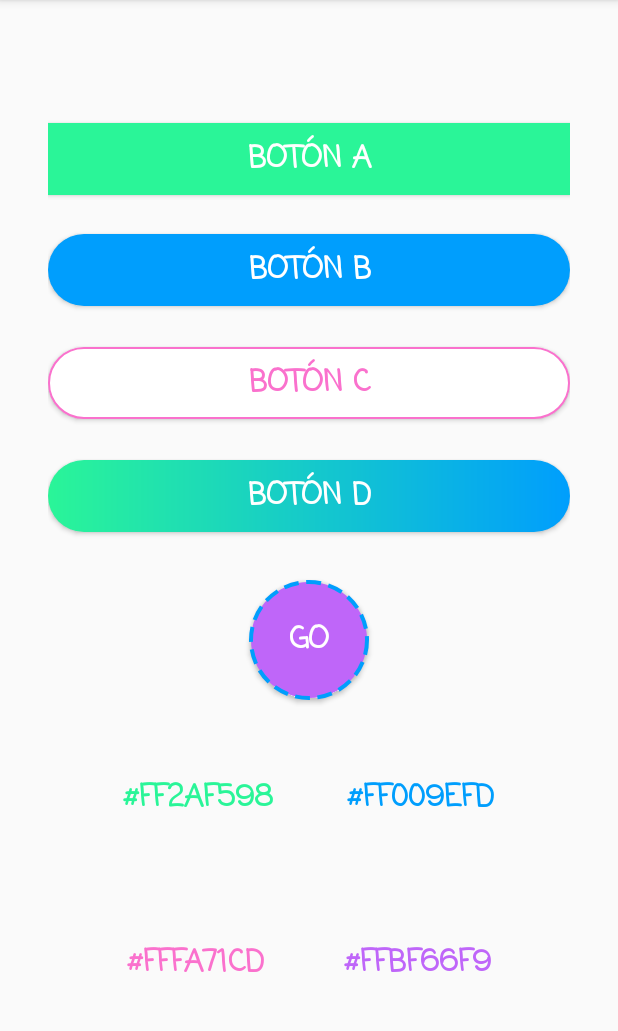
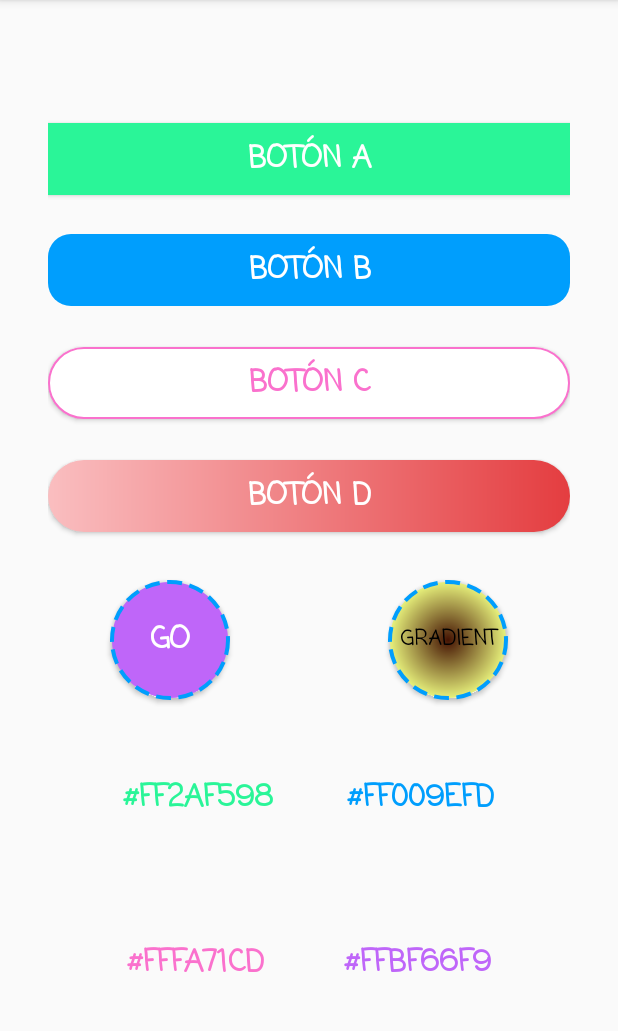
Before and after one commit to Druscky/BotoneraColores, an Android app: the screen it shows after launch (MainActivity), on a phone screen of 412 x 824 dp, the part 84-1115 px from its top. Run offline under Robolectric (Android 15) with nearby library versions, the phone set to English and light mode, and no system bars.

Commit message:
Otro botón con gradient

```diff
--- a/app/src/main/res/drawable/cuartoboton.xml
+++ b/app/src/main/res/drawable/cuartoboton.xml
@@ -5,8 +5,8 @@
     <solid android:color="@color/blue"/>
     <corners android:radius="100dp"/>
 
-    <gradient android:startColor="#2AF598"
-        android:endColor="#009EFD"
+    <gradient android:startColor="#FABEC0"
+        android:endColor="#E43D40"
         android:type="linear"/>
 
 </shape>
--- a/app/src/main/res/drawable/segundoboton.xml
+++ b/app/src/main/res/drawable/segundoboton.xml
@@ -3,6 +3,6 @@
     android:shape="rectangle">
 
     <solid android:color="@color/blue"/>
-    <corners android:radius="30dp"/>
+    <corners android:radius="15dp"/>
 
 </shape>
--- /dev/null
+++ b/app/src/main/res/drawable/sextoboton.xml
@@ -0,0 +1,19 @@
+<?xml version="1.0" encoding="utf-8"?>
+<shape xmlns:android="http://schemas.android.com/apk/res/android"
+    android:shape="oval">
+
+
+    <stroke android:color="@color/blue"
+        android:width="2.5dp"
+        android:dashGap="5dp"
+        android:dashWidth="10dp"/>
+
+    <gradient android:startColor="#451303"
+        android:centerColor="#ECF87F"
+        android:endColor="#81B622"
+        android:type="radial"
+        android:gradientRadius="120"
+        android:angle="45"/>
+<!--        radial, sweep y linear-->
+
+</shape>
--- a/app/src/main/res/layout/activity_main.xml
+++ b/app/src/main/res/layout/activity_main.xml
@@ -82,7 +82,8 @@
         android:textColor="@color/white"
         android:textSize="20sp"
         android:textStyle="bold"
-        app:layout_constraintEnd_toEndOf="parent"
+        app:layout_constraintEnd_toStartOf="@+id/btnGradient"
+        app:layout_constraintHorizontal_bias="0.5"
         app:layout_constraintStart_toStartOf="parent"
         app:layout_constraintTop_toBottomOf="@+id/btnD" />
 
@@ -146,4 +147,20 @@
         app:layout_constraintHorizontal_bias="0.5"
         app:layout_constraintStart_toEndOf="@+id/textView3"
         app:layout_constraintTop_toBottomOf="@+id/textView2" />
+
+    <Button
+        android:id="@+id/btnGradient"
+        android:layout_width="80dp"
+        android:layout_height="80dp"
+        android:layout_marginStart="64dp"
+        android:layout_marginTop="32dp"
+        android:background="@drawable/sextoboton"
+        android:fontFamily="casual"
+        android:text="@string/btnGradient"
+        android:textColor="@color/black"
+        android:textStyle="bold"
+        app:layout_constraintEnd_toEndOf="parent"
+        app:layout_constraintHorizontal_bias="0.5"
+        app:layout_constraintStart_toEndOf="@+id/btnGo"
+        app:layout_constraintTop_toBottomOf="@+id/btnD" />
 </androidx.constraintlayout.widget.ConstraintLayout>
--- a/app/src/main/res/values/strings.xml
+++ b/app/src/main/res/values/strings.xml
@@ -9,5 +9,7 @@
     <string name="blue">#FF009EFD</string>
     <string name="pink">#FFFA71CD</string>
     <string name="purple">#FFBF66F9</string>
+    <string name="btnGradient">GRADIENT</string>
+
 
 </resources>
```
